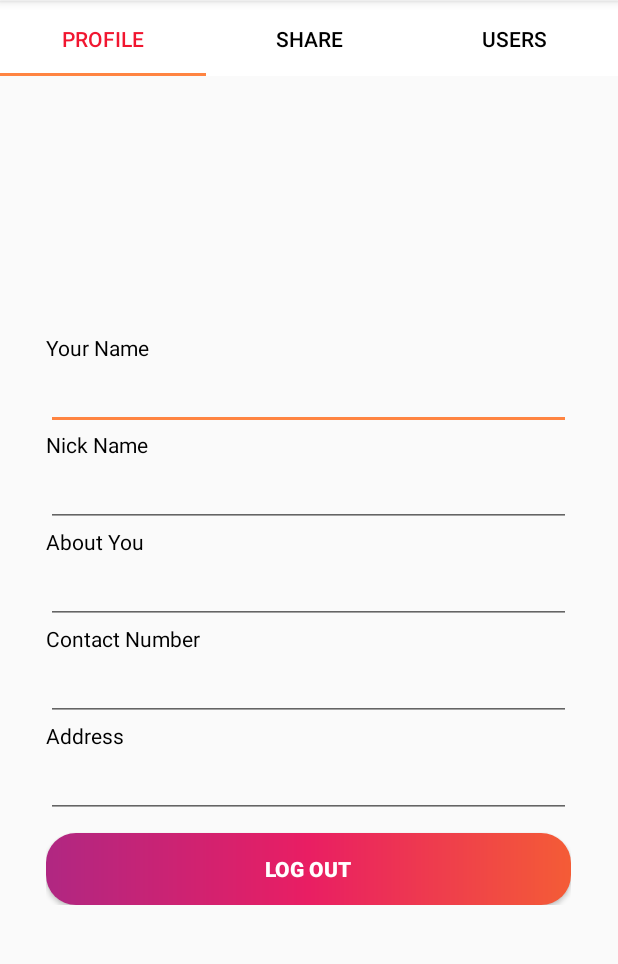
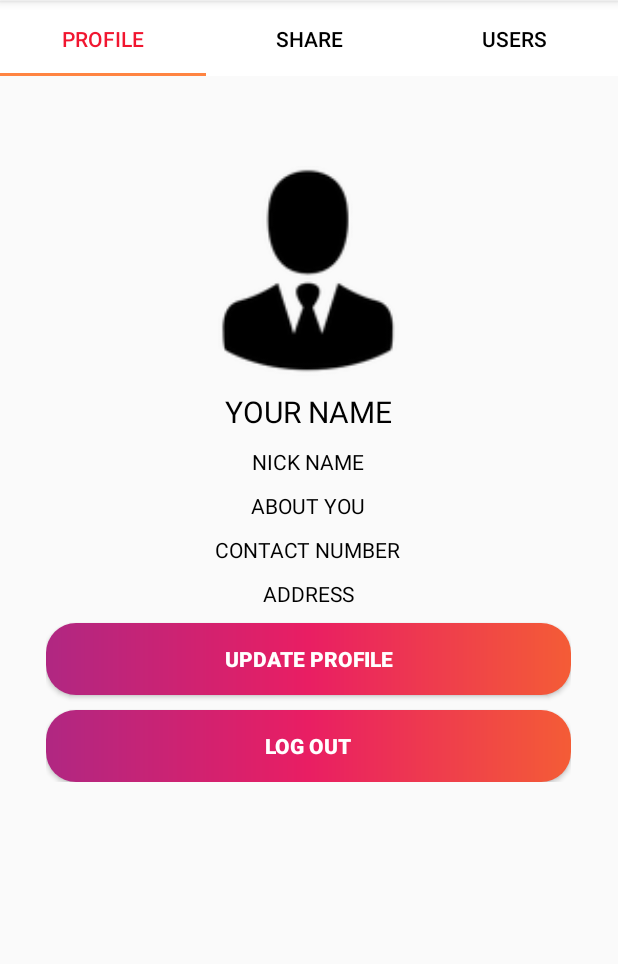
Before and after one commit to shoaib332433/Insta-clone, an Android app: the Profieltab screen opened directly, with no data from a screen before it, on a phone screen of 412 x 824 dp, the part 74-1038 px from its top. Run offline under Robolectric (Android 15) with nearby library versions, the phone set to English and light mode, and no system bars; libraries missing offline, so code that uses them is left out: com.parse, com.shashank.sony.

Commit message:
Working in update profile

```diff
--- a/app/src/main/AndroidManifest.xml
+++ b/app/src/main/AndroidManifest.xml
@@ -13,7 +13,8 @@
         android:roundIcon="@mipmap/ic_launcher_round"
         android:supportsRtl="true"
         android:theme="@style/AppTheme">
-        <activity android:name=".SocialmediaActivity"></activity>
+        <activity android:name=".Updateprofile"></activity>
+        <activity android:name=".SocialmediaActivity" />
         <activity android:name=".Singup_Activity" />
         <activity android:name=".Singin_Activity" />
         <activity android:name=".MainActivity">
--- a/app/src/main/java/com/example/instagramclone/Profieltab.java
+++ b/app/src/main/java/com/example/instagramclone/Profieltab.java
@@ -14,13 +14,16 @@ import com.parse.ParseUser;
 
 public class Profieltab extends Fragment implements View.OnClickListener{
 
-    private Button logout;
+    private Button logout,update;
 
     @Override
     public View onCreateView(LayoutInflater inflater, ViewGroup container, Bundle savedInstanceState) {
         View v=inflater.inflate(R.layout.fragment_profieltab, container, false);
 
         logout=v.findViewById(R.id.logout);
+        update=v.findViewById(R.id.update);
+
+        update.setOnClickListener(this);
         logout.setOnClickListener(this);
 
         return v;
@@ -35,8 +38,20 @@ public class Profieltab extends Fragment implements View.OnClickListener{
 
     // onClick
     @Override
-    public void onClick(View v) {
-        ParseUser.logOut();
-        logoutuser();
+    public void onClick(View view) {
+
+        switch (view.getId()){
+            case R.id.logout:
+                ParseUser.logOut();
+                logoutuser();
+                break;
+
+            case R.id.update:
+                Intent intent=new Intent(getContext(),Updateprofile.class);
+                startActivity(intent);
+                break;
+        }
+
+
     }
 }
--- a/app/src/main/res/layout/fragment_profieltab.xml
+++ b/app/src/main/res/layout/fragment_profieltab.xml
@@ -10,75 +10,90 @@
     <LinearLayout
         android:layout_width="350dp"
         android:layout_height="wrap_content"
-        android:layout_centerInParent="true"
-        android:orientation="vertical">
+        android:layout_centerHorizontal="true"
+        android:orientation="vertical"
+        android:layout_marginTop="60dp">
+
+        <ImageView
+            android:layout_width="match_parent"
+            android:layout_height="140dp"
+            android:src="@drawable/icondummy"
+            />
+
 
         <TextView
+            android:id="@+id/name"
             android:layout_width="wrap_content"
             android:layout_height="wrap_content"
             android:text="Your Name"
             android:textColor="#000"
+            android:layout_gravity="center_horizontal"
+            android:textSize="20dp"
+            android:textAllCaps="true"
+            android:layout_marginTop="10dp"
             />
 
-        <EditText
-            android:layout_width="match_parent"
-            android:layout_height="wrap_content"
-            android:fontFamily="sans-serif-black"
-             />
-
         <TextView
+            android:id="@+id/nickname"
             android:layout_width="wrap_content"
             android:layout_height="wrap_content"
             android:text="Nick Name"
             android:textColor="#000"
+            android:layout_gravity="center_horizontal"
+            android:textAllCaps="true"
+            android:layout_marginTop="10dp"
+
             />
 
-        <EditText
-            android:layout_width="match_parent"
-            android:layout_height="wrap_content"
-            android:fontFamily="sans-serif-black"
-            />
+
 
         <TextView
+            android:id="@+id/aboutyou"
             android:layout_width="wrap_content"
             android:layout_height="wrap_content"
             android:text="About You"
             android:textColor="#000"
+            android:layout_gravity="center_horizontal"
+            android:textAllCaps="true"
+            android:layout_marginTop="10dp"
             />
 
-        <EditText
-            android:layout_width="match_parent"
-            android:layout_height="wrap_content"
-            android:fontFamily="sans-serif-black"
-            />
 
         <TextView
+            android:id="@+id/contactnumber"
             android:layout_width="wrap_content"
             android:layout_height="wrap_content"
             android:text="Contact Number"
             android:textColor="#000"
+            android:layout_gravity="center_horizontal"
+            android:textAllCaps="true"
+            android:layout_marginTop="10dp"
             />
 
-        <EditText
-            android:layout_width="match_parent"
-            android:layout_height="wrap_content"
-            android:fontFamily="sans-serif-black"
-            />
+
 
         <TextView
+            android:id="@+id/address"
             android:layout_width="wrap_content"
             android:layout_height="wrap_content"
             android:text="Address"
             android:textColor="#000"
-            />
-
-        <EditText
-            android:layout_width="match_parent"
-            android:layout_height="wrap_content"
-            android:fontFamily="sans-serif-black"
+            android:layout_gravity="center_horizontal"
+            android:textAllCaps="true"
+            android:layout_marginTop="10dp"
             />
 
 
+        <Button
+            android:id="@+id/update"
+            android:layout_width="match_parent"
+            android:layout_height="wrap_content"
+            android:text="Update Profile"
+            android:layout_marginTop="10dp"
+            android:background="@drawable/colorlogin"
+            android:textColor="#fff"
+            android:fontFamily="sans-serif-black"
+            />
 
         <Button
             android:id="@+id/logout"
```
Also changed, not shown: app/src/main/java/com/example/instagramclone/Updateprofile.java (added, +75 -0 lines), app/src/main/res/layout/activity_updateprofile.xml (added, +94 -0 lines), app/src/main/res/drawable-hdpi/icondummy.png (added), app/src/main/res/drawable-ldpi/icondummy.png (added), app/src/main/res/drawable-mdpi/icondummy.png (added), app/src/main/res/drawable-xhdpi/icondummy.png (added), app/src/main/res/drawable-xxhdpi/icondummy.png (added), app/src/main/res/drawable-xxxhdpi/icondummy.png (added), 47 other files.
